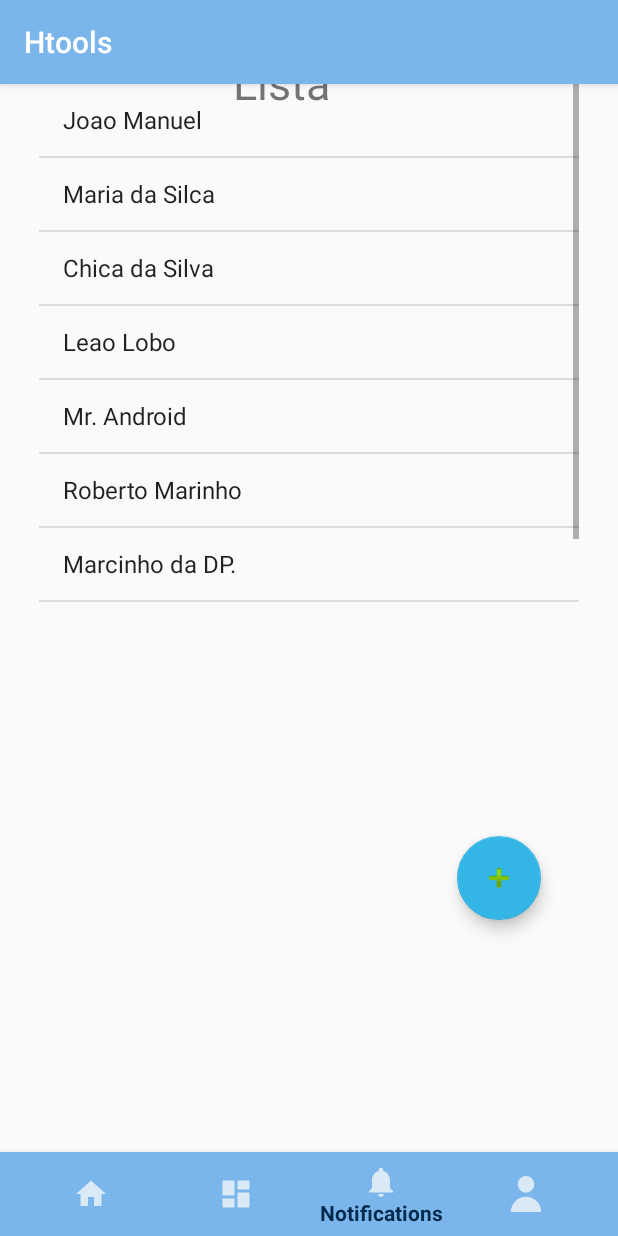
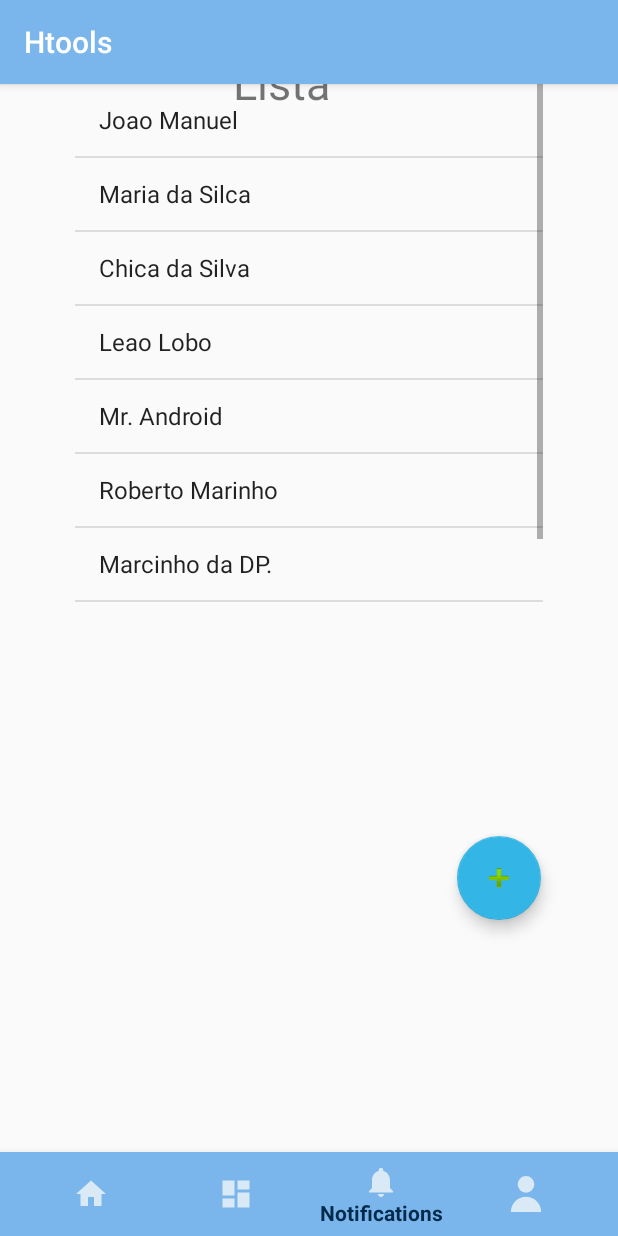
Before and after one commit to dagelf/AndroidMikro, an Android app: the screen it shows after launch once a user with an empty profile is signed in (MainActivity), item 3 of the bottom bar chosen, on a phone screen of 412 x 824 dp. Run offline under Robolectric (Android 15) with nearby library versions, the phone set to English and light mode, and no system bars; our stand-ins replace Firebase (no records; nobody signed in at launch, a user with empty details on screens opened directly); libraries missing offline, so code that uses them is left out: org.eazegraph.lib; 21 statements that could not run were skipped.

Commit message:
update layout

```diff
--- a/htools/app/src/main/res/layout/fragment_profile.xml
+++ b/htools/app/src/main/res/layout/fragment_profile.xml
@@ -34,7 +34,6 @@
             android:layout_marginStart="80dp"
             android:layout_marginTop="8dp"
             android:background="@color/cardview_light_background"
-            android:clickable="true"
             app:backgroundTint="@android:color/holo_blue_light"
             app:layout_constraintBottom_toBottomOf="parent"
             app:layout_constraintEnd_toEndOf="parent"
@@ -45,10 +44,10 @@
 
         <ListView
             android:id="@+id/listView"
-            android:layout_width="360dp"
+            android:layout_width="312dp"
             android:layout_height="346dp"
-            android:layout_marginEnd="8dp"
-            android:layout_marginStart="8dp"
+            android:layout_marginEnd="16dp"
+            android:layout_marginStart="16dp"
             app:layout_constraintEnd_toEndOf="parent"
             app:layout_constraintStart_toStartOf="parent"
             tools:layout_editor_absoluteY="63dp" />
```
Also changed, not shown: htools/app/src/main/res/drawable/ic_users.xml (added, +9 -0 lines), htools/app/src/main/res/drawable/ic_users2.xml (added, +9 -0 lines).
